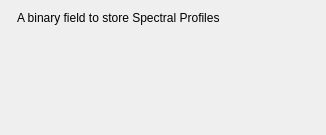
First picture: the form in qps/speclib/ui/spectralprofileeditorconfigwidget.ui, repository EnMAP-Box/qgispluginsupport, before the edit.
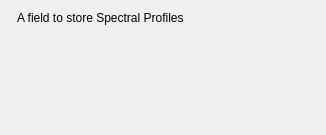
Second picture: the form after the edit.

Commit message: renamed field description

```diff
--- a/qps/speclib/ui/spectralprofileeditorconfigwidget.ui
+++ b/qps/speclib/ui/spectralprofileeditorconfigwidget.ui
@@ -17,7 +17,7 @@
    <item row="0" column="1">
     <widget class="QLabel" name="label">
      <property name="text">
-      <string>A binary field to store Spectral Profiles</string>
+      <string>A field to store Spectral Profiles</string>
      </property>
     </widget>
    </item>
```
